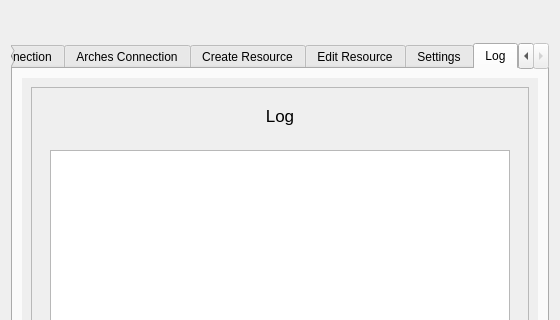
Before: the Qt Designer form arches_project/ui/arches_project_dialog_base.ui in archesproject/arches-qgis, drawn with Qt 5; both pictures show x 0 to 560 and y 262 to 582 of the 560 by 700 pixel window.
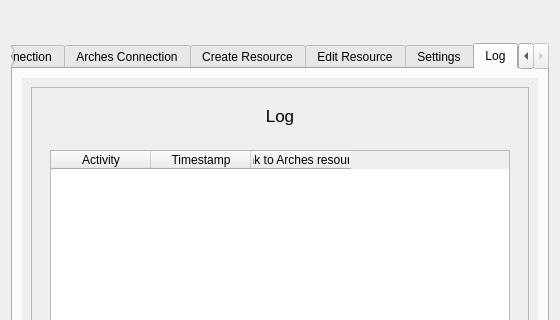
After: the same form once the commit is applied. Icons and pictures are not drawn. Custom widgets are drawn as their Qt base class.

Commit message: add columns to table

```diff
--- a/arches_project/ui/arches_project_dialog_base.ui
+++ b/arches_project/ui/arches_project_dialog_base.ui
@@ -1522,7 +1522,26 @@
                 </property>
                 <layout class="QVBoxLayout" name="verticalLayout_38">
                  <item>
-                  <widget class="QTableWidget" name="logTable"/>
+                  <widget class="QTableWidget" name="logTable">
+                   <property name="columnCount">
+                    <number>3</number>
+                   </property>
+                   <column>
+                    <property name="text">
+                     <string>Activity</string>
+                    </property>
+                   </column>
+                   <column>
+                    <property name="text">
+                     <string>Timestamp</string>
+                    </property>
+                   </column>
+                   <column>
+                    <property name="text">
+                     <string>Link to Arches resource</string>
+                    </property>
+                   </column>
+                  </widget>
                  </item>
                 </layout>
                </widget>
```
